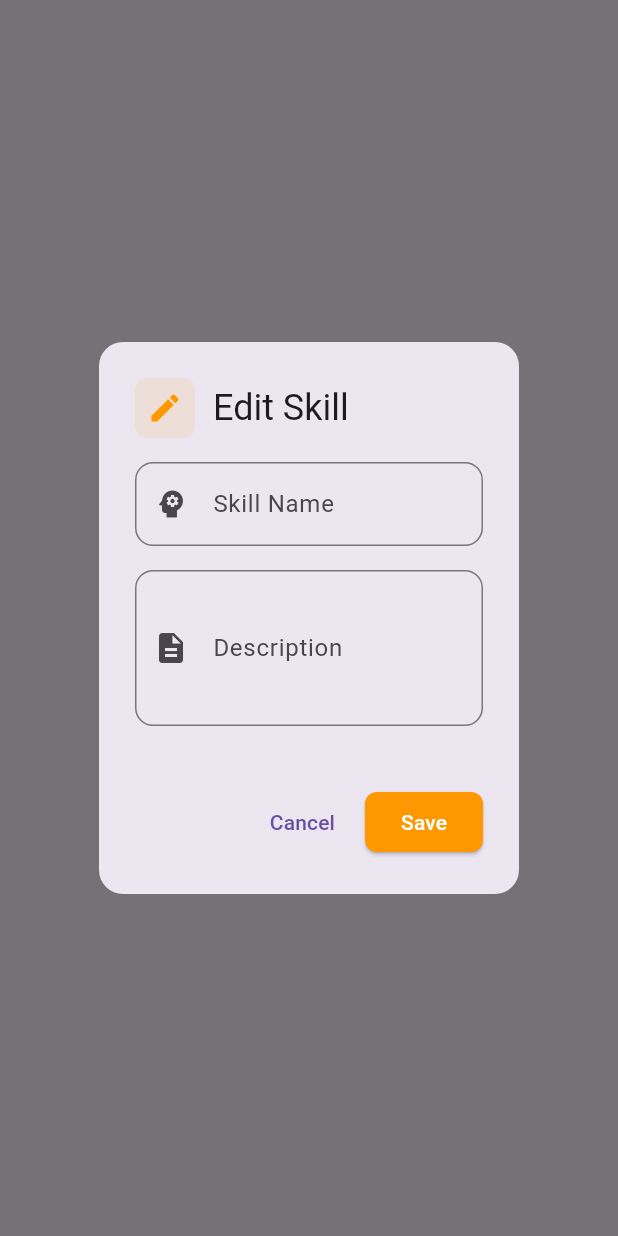
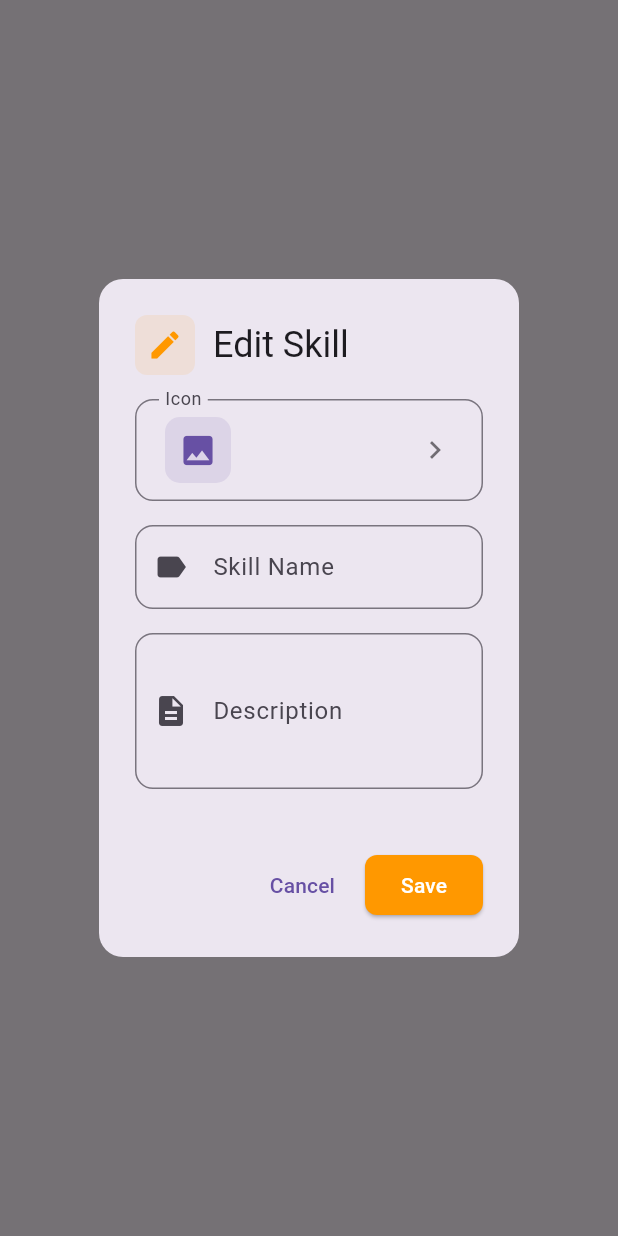
Before and after one commit to Ekipogh/skill_timer, a Flutter app: what show() shows on an empty page, opened directly with empty values, on a phone screen of 412 x 824 dp. Run offline on Flutter 3.47's test engine with Material 3 defaults, Android fonts, the phone set to English and light mode, and no system bars; our stand-ins replace sqflite, wakelock_plus; accounts and stored records are empty.

Commit message:
feat: Add icon selection functionality for skills and categories, update database schema

```diff
--- a/lib/models/skill.dart
+++ b/lib/models/skill.dart
@@ -5,6 +5,7 @@ class Skill {
   final String category;
   final int totalTimeSpent; // in seconds
   final int sessionsCount;
+  final String? iconPath; // Path to the icon asset
 
   Skill({
     required this.id,
@@ -13,6 +14,7 @@ class Skill {
     required this.category,
     this.totalTimeSpent = 0,
     this.sessionsCount = 0,
+    this.iconPath = "psychology",
   });
 
   Map<String, dynamic> toMap() {
@@ -20,7 +22,8 @@ class Skill {
       'id': id,
       'name': name,
       'description': description,
-      'category': category
+      'category': category,
+      'iconPath': iconPath,
     };
   }
 
@@ -36,6 +39,7 @@ class Skill {
       category: json['category'],
       totalTimeSpent: json['totalTimeSpent'] ?? 0,
       sessionsCount: json['sessionsCount'] ?? 0,
+      iconPath: json['iconPath']
     );
   }
 
@@ -47,6 +51,7 @@ class Skill {
     String? category,
     int? totalTimeSpent,
     int? sessionsCount,
+    String? iconPath,
   }) {
     return Skill(
       id: id ?? this.id,
@@ -55,6 +60,7 @@ class Skill {
       category: category ?? this.category,
       totalTimeSpent: totalTimeSpent ?? this.totalTimeSpent,
       sessionsCount: sessionsCount ?? this.sessionsCount,
+      iconPath: iconPath ?? this.iconPath,
     );
   }
 
--- a/lib/providers/skill_category_provider.dart
+++ b/lib/providers/skill_category_provider.dart
@@ -228,6 +228,7 @@ class SkillProvider extends ChangeNotifier {
           category: map['category'],
           totalTimeSpent: totalTimeSpent,
           sessionsCount: sessionsCount,
+          iconPath: map['iconPath'],
         );
       }).toList();
     } catch (e) {
--- a/lib/utils/constants.dart
+++ b/lib/utils/constants.dart
@@ -9,12 +9,12 @@ class AppConstants {
   static const bool isDevelopmentMode = true; // Set to false for production
 
   // Database version - increment this when you add new migrations
-  static const int databaseVersion = 1;
+  static const int databaseVersion = 2;
 
   // Database migration history (for documentation)
   static const Map<int, String> migrationHistory = {
     1: 'Initial schema with skill_categories and skills tables',
-    // 2: 'Add timer_sessions table for detailed session tracking',
+    2: 'Ensure skills.iconPath exists and backfill default icon values',
     // 3: 'Add user_preferences table and skill colors',
   };
 }
--- a/lib/utils/icons.dart
+++ b/lib/utils/icons.dart
@@ -27,6 +27,9 @@ const Map<String, IconData> iconMap = {
   'sports_baseball': Icons.sports_baseball,
   'directions_bike': Icons.directions_bike,
   'directions_boat': Icons.directions_boat,
+  'water': Icons.water,
+  'sports_gymnastics': Icons.sports_gymnastics,
+
 };
 
 IconData getIcon({required String iconName}) {
--- a/lib/widgets/form_widgets.dart
+++ b/lib/widgets/form_widgets.dart
@@ -1,6 +1,9 @@
 import 'package:flutter/material.dart';
-import 'package:skill_timer/models/skill.dart';
+import 'package:skill_timer/screens/icon_selector.dart';
 import 'common_containers.dart';
+import '../utils/icons.dart';
+
+enum FieldTypes { text, icon }
 
 class CustomTextField extends StatelessWidget {
   final TextEditingController controller;
@@ -50,6 +53,90 @@ class CustomTextField extends StatelessWidget {
   }
 }
 
+class CustomIconField extends StatelessWidget {
+  final String iconPath;
+  final String labelText;
+  final ValueChanged<String> onChanged;
+
+  const CustomIconField({
+    required this.iconPath,
+    required this.labelText,
+    required this.onChanged,
+    super.key,
+  });
+
+  @override
+  Widget build(BuildContext context) {
+    final colorScheme = Theme.of(context).colorScheme;
+    final selectedIcon = iconMap[iconPath] ?? Icons.image;
+
+    return InkWell(
+      borderRadius: BorderRadius.circular(12),
+      onTap: () async {
+        final selectedIconPath = await Navigator.push<String>(
+          context,
+          MaterialPageRoute(
+            builder: (context) => IconSelector(selectedIconPath: iconPath),
+          ),
+        );
+
+        if (selectedIconPath != null) {
+          onChanged(selectedIconPath);
+        }
+      },
+      child: InputDecorator(
+        decoration: InputDecoration(
+          labelText: labelText,
+          border: OutlineInputBorder(borderRadius: BorderRadius.circular(12)),
+          contentPadding: const EdgeInsets.symmetric(
+            horizontal: 16,
+            vertical: 12,
+          ),
+        ),
+        child: Row(
+          children: [
+            Container(
+              width: 44,
+              height: 44,
+              decoration: BoxDecoration(
+                color: colorScheme.primary.withValues(alpha: 0.12),
+                borderRadius: BorderRadius.circular(10),
+              ),
+              child: Icon(
+                selectedIcon,
+                color: colorScheme.primary,
+                size: 26,
+              ),
+            ),
+            const SizedBox(width: 12),
+            Expanded(
+              child: Text(
+                _formatIconName(iconPath),
+                style: Theme.of(context).textTheme.bodyLarge,
+              ),
+            ),
+            Icon(
+              Icons.chevron_right,
+              color: colorScheme.onSurface.withValues(alpha: 0.6),
+            ),
+          ],
+        ),
+      ),
+    );
+  }
+
+  String _formatIconName(String iconPath) {
+    return iconPath
+        .split('_')
+        .map(
+          (word) => word.isEmpty
+              ? word
+              : '${word[0].toUpperCase()}${word.substring(1)}',
+        )
+        .join(' ');
+  }
+}
+
 class FormDialog extends StatefulWidget {
   final String title;
   final IconData titleIcon;
@@ -86,7 +173,10 @@ class _FormDialogState extends State<FormDialog> {
     super.initState();
     controllers = {
       for (var field in widget.fields)
-        field.key: TextEditingController(text: field.initialValue),
+        field.key: TextEditingController(
+          text: field.initialValue ??
+              (field.type == FieldTypes.icon ? field.iconPath : null),
+        ),
     };
   }
 
@@ -122,11 +212,22 @@ class _FormDialogState extends State<FormDialog> {
       ),
       content: Column(
         mainAxisSize: MainAxisSize.min,
+        crossAxisAlignment: CrossAxisAlignment.stretch,
         children: [
           ...widget.fields.map(
             (field) => Padding(
               padding: const EdgeInsets.only(bottom: 16),
-              child: CustomTextField(
+              child: field.type == FieldTypes.icon
+                  ? CustomIconField(
+                      iconPath: controllers[field.key]!.text,
+                      labelText: field.label,
+                      onChanged: (selectedIconPath) {
+                        setState(() {
+                          controllers[field.key]!.text = selectedIconPath;
+                        });
+                      },
+                    )
+                  : CustomTextField(
                       controller: controllers[field.key]!,
                       labelText: field.label,
                       prefixIcon: field.icon,
@@ -219,6 +320,8 @@ class FormField {
   final String? hintText;
   final String? initialValue;
   final bool required;
+  final FieldTypes type;
+  final String iconPath; // For icon fields
 
   const FormField({
     required this.key,
@@ -229,12 +332,14 @@ class FormField {
     this.hintText,
     this.initialValue,
     this.required = true,
+    this.type = FieldTypes.text,
+    this.iconPath = "psychology", // Default icon path
   });
 }
 
 // Predefined form dialogs for common use cases
 class AddSkillDialog extends StatelessWidget {
-  final Function(String name, String description) onConfirm;
+  final Function(String name, String description, String iconPath) onConfirm;
 
   const AddSkillDialog({required this.onConfirm, super.key});
 
@@ -246,9 +351,18 @@ class AddSkillDialog extends StatelessWidget {
       titleIconColor: Colors.blue,
       fields: const [
         FormField(
+          key: 'icon',
+          label: 'Icon',
+          icon: Icons.image,
+          textCapitalization: TextCapitalization.none,
+          required: true,
+          type: FieldTypes.icon,
+          iconPath: "psychology", // Default icon path
+        ),
+        FormField(
           key: 'name',
           label: 'Skill Name',
-          icon: Icons.psychology,
+          icon: Icons.label,
           textCapitalization: TextCapitalization.words,
           required: true,
         ),
@@ -265,14 +379,14 @@ class AddSkillDialog extends StatelessWidget {
         text: 'Skills help you track specific learning goals',
       ),
       onConfirm: (values) {
-        onConfirm(values['name']!, values['description']!);
+        onConfirm(values['name']!, values['description']!, values['icon']!);
       },
     );
   }
 
   static Future<void> show(
     BuildContext context, {
-    required Function(String name, String description) onConfirm,
+    required Function(String name, String description, String iconPath) onConfirm,
   }) {
     return showDialog(
       context: context,
@@ -285,11 +399,13 @@ class AddSkillDialog extends StatelessWidget {
 class EditSkillDialog extends StatelessWidget {
   final String initialName;
   final String initialDescription;
-  final Function(String name, String description) onConfirm;
+  final String initialIconPath;
+  final Function(String name, String description, String iconPath) onConfirm;
 
   const EditSkillDialog({
     required this.initialName,
     required this.initialDescription,
+    required this.initialIconPath,
     required this.onConfirm,
     super.key,
   });
@@ -303,9 +419,18 @@ class EditSkillDialog extends StatelessWidget {
       confirmColor: Colors.orange,
       fields: [
         FormField(
+          key: 'icon',
+          label: 'Icon',
+          icon: Icons.image,
+          textCapitalization: TextCapitalization.none,
+          initialValue: initialIconPath, // Default icon path
+          required: true,
+          type: FieldTypes.icon,
+        ),
+        FormField(
           key: 'name',
           label: 'Skill Name',
-          icon: Icons.psychology,
+          icon: Icons.label,
           textCapitalization: TextCapitalization.words,
           initialValue: initialName,
           required: true,
@@ -321,7 +446,7 @@ class EditSkillDialog extends StatelessWidget {
         ),
       ],
       onConfirm: (values) {
-        onConfirm(values['name']!, values['description']!);
+        onConfirm(values['name']!, values['description']!, values['icon']!);
       },
     );
   }
@@ -330,7 +455,8 @@ class EditSkillDialog extends StatelessWidget {
     BuildContext context, {
     required String initialName,
     required String initialDescription,
-    required Function(String name, String description) onConfirm,
+    required String initialIconPath,
+    required Function(String name, String description, String iconPath) onConfirm,
   }) {
     return showDialog(
       context: context,
@@ -338,6 +464,7 @@ class EditSkillDialog extends StatelessWidget {
       builder: (context) => EditSkillDialog(
         initialName: initialName,
         initialDescription: initialDescription,
+        initialIconPath: initialIconPath,
         onConfirm: onConfirm,
       ),
     );
@@ -345,7 +472,7 @@ class EditSkillDialog extends StatelessWidget {
 }
 
 class AddCategoryDialog extends StatelessWidget {
-  final Function(String name, String description) onConfirm;
+  final Function(String name, String description, String iconPath) onConfirm;
 
   const AddCategoryDialog({required this.onConfirm, super.key});
 
@@ -356,6 +483,15 @@ class AddCategoryDialog extends StatelessWidget {
       titleIcon: Icons.add,
       titleIconColor: Colors.blue,
       fields: const [
+        FormField(
+          key: 'icon',
+          label: 'Icon',
+          icon: Icons.image,
+          textCapitalization: TextCapitalization.none,
+          required: true,
+          type: FieldTypes.icon,
+          iconPath: "psychology", // Default icon path
+        ),
         FormField(
           key: 'name',
           label: 'Name',
@@ -376,14 +512,15 @@ class AddCategoryDialog extends StatelessWidget {
         text: 'Categories help organize your learning goals',
       ),
       onConfirm: (values) {
-        onConfirm(values['name']!, values['description']!);
+        onConfirm(values['name']!, values['description']!, values['icon']!);
       },
     );
   }
 
   static Future<void> show(
     BuildContext context, {
-    required Function(String name, String description) onConfirm,
+    required Function(String name, String description, String iconPath)
+        onConfirm,
   }) {
     return showDialog(
       context: context,
@@ -396,11 +533,13 @@ class AddCategoryDialog extends StatelessWidget {
 class EditCategoryDialog extends StatelessWidget {
   final String initialName;
   final String initialDescription;
-  final Function(String name, String description) onConfirm;
+  final String initialIconPath;
+  final Function(String name, String description, String iconPath) onConfirm;
 
   const EditCategoryDialog({
     required this.initialName,
     required this.initialDescription,
+    required this.initialIconPath,
     required this.onConfirm,
     super.key,
   });
@@ -413,6 +552,15 @@ class EditCategoryDialog extends StatelessWidget {
       titleIconColor: Colors.orange,
       confirmColor: Colors.orange,
       fields: [
+        FormField(
+          key: 'icon',
+          label: 'Icon',
+          icon: Icons.image,
+          textCapitalization: TextCapitalization.none,
+          initialValue: initialIconPath,
+          required: true,
+          type: FieldTypes.icon,
+        ),
         FormField(
           key: 'name',
           label: 'Name',
@@ -432,7 +580,7 @@ class EditCategoryDialog extends StatelessWidget {
         ),
       ],
       onConfirm: (values) {
-        onConfirm(values['name']!, values['description']!);
+        onConfirm(values['name']!, values['description']!, values['icon']!);
       },
     );
   }
@@ -441,7 +589,9 @@ class EditCategoryDialog extends StatelessWidget {
     BuildContext context, {
     required String initialName,
     required String initialDescription,
-    required Function(String name, String description) onConfirm,
+    required String initialIconPath,
+    required Function(String name, String description, String iconPath)
+        onConfirm,
   }) {
     return showDialog(
       context: context,
@@ -449,6 +599,7 @@ class EditCategoryDialog extends StatelessWidget {
       builder: (context) => EditCategoryDialog(
         initialName: initialName,
         initialDescription: initialDescription,
+        initialIconPath: initialIconPath,
         onConfirm: onConfirm,
       ),
     );
```
Also changed, not shown: lib/models/skill_category.dart (+5 -5 lines), lib/screens/homescreen.dart (+8 -4 lines), lib/screens/icon_selector.dart (added, +65 -0 lines), lib/screens/skills_screen.dart (+24 -11 lines), lib/services/database.dart (+19 -0 lines), 1 other file. Lines whose indentation alone changed are shown as unchanged.
